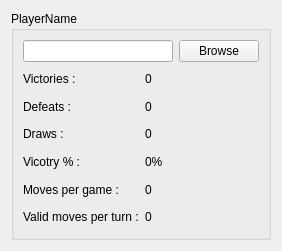
Old version of the form awale/gui/player_view.ui in the repository ekryyn/awale.
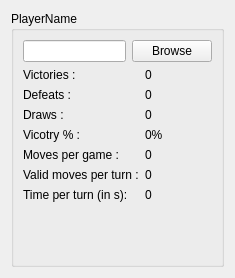
New version of the form.

Commit message: Add time per turn

```diff
--- a/awale/gui/player_view.ui
+++ b/awale/gui/player_view.ui
@@ -6,8 +6,8 @@
    <rect>
     <x>0</x>
     <y>0</y>
-    <width>282</width>
-    <height>251</height>
+    <width>235</width>
+    <height>278</height>
    </rect>
   </property>
   <property name="windowTitle">
@@ -19,7 +19,7 @@
      <property name="title">
       <string>PlayerName</string>
      </property>
-     <layout class="QGridLayout" name="gridLayout_2">
+     <layout class="QFormLayout" name="formLayout">
       <item row="0" column="0" colspan="2">
        <layout class="QHBoxLayout" name="horizontalLayout">
         <item>
@@ -118,6 +118,20 @@
         </property>
        </widget>
       </item>
+      <item row="7" column="0">
+       <widget class="QLabel" name="label_13">
+        <property name="text">
+         <string>Time per turn (in s):</string>
+        </property>
+       </widget>
+      </item>
+      <item row="7" column="1">
+       <widget class="QLabel" name="time_per_turn">
+        <property name="text">
+         <string>0</string>
+        </property>
+       </widget>
+      </item>
      </layout>
     </widget>
    </item>
```
The commit also changes 3 other files.
